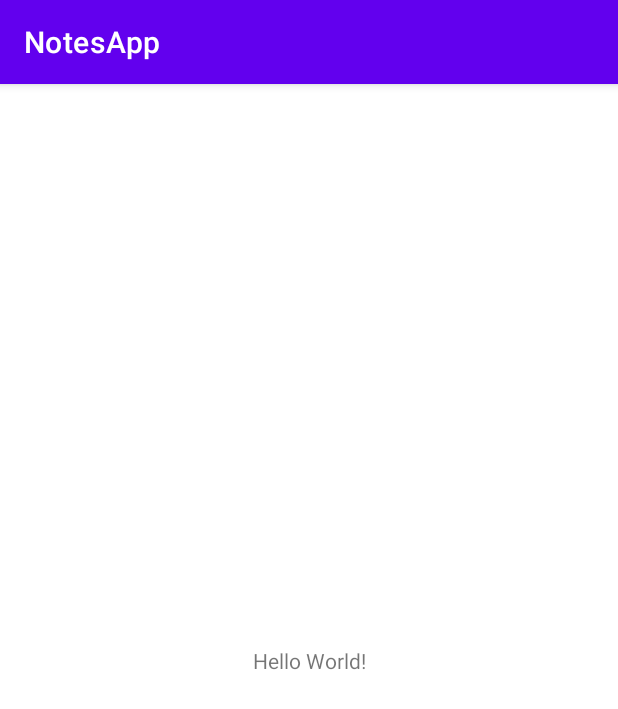
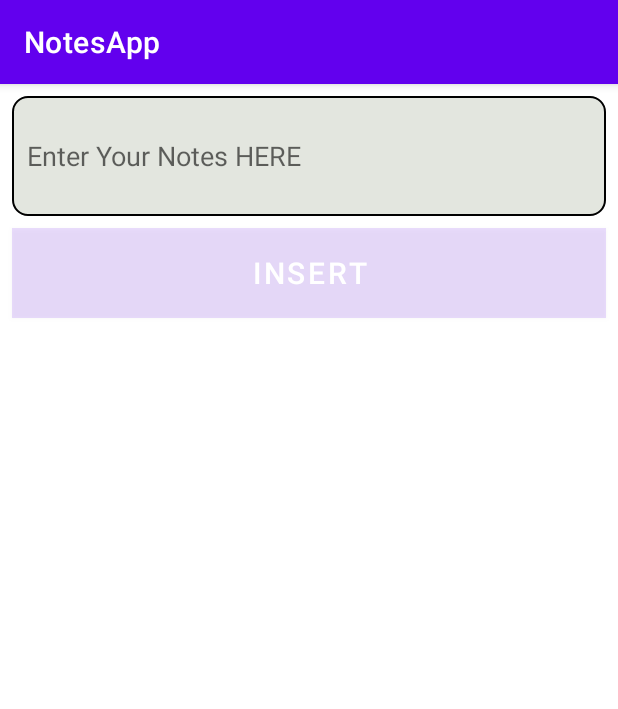
Before and after one commit to kyahaisab/Monitoring-App, an Android app: the screen it shows after launch (MainActivity), on a phone screen of 412 x 824 dp. Shown: the top 709 px of the screen. Run offline under Robolectric (Android 15) with nearby library versions, the phone set to English and light mode, and no system bars; our stand-ins replace Room's generated code.

Commit message:
App completed, but it crashes.

```diff
--- a/app/src/main/java/com/example/notesapp/MainActivity.kt
+++ b/app/src/main/java/com/example/notesapp/MainActivity.kt
@@ -2,18 +2,37 @@
 
 import androidx.appcompat.app.AppCompatActivity
 import android.os.Bundle
+import android.widget.Toast
 import androidx.lifecycle.Observer
 import androidx.lifecycle.ViewModelProvider
+import androidx.recyclerview.widget.LinearLayoutManager
+import kotlinx.android.synthetic.main.activity_main.*
 
- class MainActivity : AppCompatActivity() {
+ class MainActivity : AppCompatActivity(), INotesRVAdapter {
     private lateinit var noteViewModel: NoteViewModel
     override fun onCreate(savedInstanceState: Bundle?) {
         super.onCreate(savedInstanceState)
         setContentView(R.layout.activity_main)
 
+        recyclerView.layoutManager=LinearLayoutManager(this)
+        val adapter=NotesRVAdapter(this,this)
+        recyclerView.adapter=adapter
+
         noteViewModel=ViewModelProvider(this, ViewModelProvider.AndroidViewModelFactory.getInstance(application)).get(NoteViewModel::class.java)
         noteViewModel.allNotes.observe(this, Observer{
-
+            adapter.updateList(it)
         })
     }
-}
+     override fun onItemClicked(note: Note) {
+         noteViewModel.deleteNote(note)
+         Toast.makeText(this,"Deleted", Toast.LENGTH_SHORT).show()
+     }
+
+     fun submitData(view: android.view.View) {
+         val notetext=input.text.toString()
+         if(notetext.isNotEmpty()){
+             noteViewModel.insertNote(Note(notetext))
+             Toast.makeText(this,"Insert", Toast.LENGTH_SHORT).show()
+         }
+     }
+ }
--- a/app/src/main/java/com/example/notesapp/NoteViewModel.kt
+++ b/app/src/main/java/com/example/notesapp/NoteViewModel.kt
@@ -3,16 +3,27 @@ package com.example.notesapp
 import android.app.Application
 import androidx.lifecycle.AndroidViewModel
 import androidx.lifecycle.LiveData
+import androidx.lifecycle.viewModelScope
+import kotlinx.coroutines.Dispatchers
+import kotlinx.coroutines.launch
 
 class NoteViewModel(application: Application) : AndroidViewModel(application) {
 
     val allNotes: LiveData<List<Note>>
+    val repository: NoteRepository
 
     init {
         val dao = NoteDataBase.getDatabase(application).getNoteDao()
-        val repository = NoteRepository(dao)
+        repository = NoteRepository(dao)
         allNotes = repository.allNotes
     }
 
+    //17.25 min
+    fun deleteNote(note: Note) = viewModelScope.launch(Dispatchers.IO) {
+        repository.delete(note)
+    }
+        fun insertNote(note: Note) = viewModelScope.launch(Dispatchers.IO) {
+            repository.insert(note)
+    }
 
 }
--- a/app/src/main/java/com/example/notesapp/NotesRVAdapter.kt
+++ b/app/src/main/java/com/example/notesapp/NotesRVAdapter.kt
@@ -1,4 +1,50 @@
 package com.example.notesapp
 
-class NotesRVAdapter {
+import android.content.Context
+import android.view.LayoutInflater
+import android.view.View
+import android.view.ViewGroup
+import android.widget.Button
+import android.widget.TextView
+import androidx.recyclerview.widget.RecyclerView
+
+class NotesRVAdapter(val context: Context, val listner: INotesRVAdapter) :
+    RecyclerView.Adapter<NotesRVAdapter.NoteViewHolder>() {
+
+    val allNotes = ArrayList<Note>()
+
+    inner class NoteViewHolder(itemView: View) : RecyclerView.ViewHolder(itemView) {
+        val textView: TextView = itemView.findViewById(R.id.text)
+        val deleteButton: Button = itemView.findViewById(R.id.deleteButton)
+    }
+
+
+    override fun onCreateViewHolder(parent: ViewGroup, viewType: Int): NoteViewHolder {
+        val view = LayoutInflater.from(context).inflate(R.layout.item_note, parent, false)
+        val viewHolder = NoteViewHolder(view)
+        viewHolder.deleteButton.setOnClickListener {
+            listner.onItemClicked(allNotes[viewHolder.adapterPosition])
+        }
+        return viewHolder
+    }
+
+    override fun getItemCount(): Int {
+        return allNotes.size
+    }
+
+    override fun onBindViewHolder(holder: NoteViewHolder, position: Int) {
+        holder.textView.text = allNotes[position].name
+    }
+
+    fun updateList(newList: List<Note>) {
+        allNotes.clear()
+        allNotes.addAll(newList)
+        notifyDataSetChanged()
+    }
+
+
 }
+
+interface INotesRVAdapter {
+    fun onItemClicked(note: Note)
+}
--- /dev/null
+++ b/app/src/main/res/drawable/bordered.xml
@@ -0,0 +1,21 @@
+<?xml version="1.0" encoding="utf-8"?>
+<shape xmlns:android="http://schemas.android.com/apk/res/android"
+    android:shape="rectangle" >
+
+    <!-- View background color -->
+    <solid
+        android:color="@color/color" >
+    </solid>
+
+    <!-- View border color and width -->
+    <stroke
+        android:width="1dp"
+        android:color="@color/black" >
+    </stroke>
+
+    <!-- The radius makes the corners rounded -->
+    <corners
+        android:radius="10dp" >
+    </corners>
+
+</shape>
--- a/app/src/main/res/layout/activity_main.xml
+++ b/app/src/main/res/layout/activity_main.xml
@@ -6,13 +6,42 @@
     android:layout_height="match_parent"
     tools:context=".MainActivity">
 
-    <TextView
-        android:layout_width="wrap_content"
+<EditText
+    android:id="@+id/input"
+    android:layout_width="0dp"
+    android:layout_height="80dp"
+    android:layout_margin="8dp"
+    app:layout_constraintTop_toTopOf="parent"
+    app:layout_constraintStart_toStartOf="parent"
+    android:background="@drawable/bordered"
+    android:padding="@dimen/padding"
+    android:hint="@string/enter_your_notes_here"
+    app:layout_constraintEnd_toEndOf="parent"/>
+
+    <Button
+        android:id="@+id/addButton"
+        android:layout_width="0dp"
+        android:layout_height="60dp"
+        app:layout_constraintStart_toStartOf="parent"
+        app:layout_constraintEnd_toEndOf="parent"
+        android:layout_margin="8dp"
+        android:text="INSERT"
+        android:textSize="20sp"
+        android:onClick="submitData"
+        android:background="@color/color"
+        app:layout_constraintTop_toBottomOf="@id/input"/>
+
+    <androidx.recyclerview.widget.RecyclerView
+        android:id="@+id/recyclerView"
+        android:layout_width="0dp"
         android:layout_height="wrap_content"
-        android:text="Hello World!"
-        app:layout_constraintBottom_toBottomOf="parent"
-        app:layout_constraintLeft_toLeftOf="parent"
-        app:layout_constraintRight_toRightOf="parent"
-        app:layout_constraintTop_toTopOf="parent" />
+        android:layout_marginTop="30dp"
+        android:paddingLeft="@dimen/padding"
+        android:paddingEnd="@dimen/padding"
+        app:layout_constraintTop_toBottomOf="@id/addButton"
+        app:layout_constraintStart_toStartOf="parent"
+        app:layout_constraintEnd_toEndOf="parent"
+        tools:listitem="@layout/item_note"
+        />
 
 </androidx.constraintlayout.widget.ConstraintLayout>
--- a/app/src/main/res/values/colors.xml
+++ b/app/src/main/res/values/colors.xml
@@ -7,4 +7,5 @@
     <color name="teal_700">#FF018786</color>
     <color name="black">#FF000000</color>
     <color name="white">#FFFFFFFF</color>
+    <color name="color">#2341</color>
 </resources>
--- /dev/null
+++ b/app/src/main/res/values/dimens.xml
@@ -0,0 +1,4 @@
+<?xml version="1.0" encoding="utf-8"?>
+<resources>
+    <dimen name="padding">10dp</dimen>
+</resources>
--- a/app/src/main/res/values/strings.xml
+++ b/app/src/main/res/values/strings.xml
@@ -1,3 +1,5 @@
 <resources>
     <string name="app_name">NotesApp</string>
+    <string name="enter_your_notes_here">Enter Your Notes HERE</string>
+    <string name="sagar">Sagar</string>
 </resources>
```
Also changed, not shown: app/build.gradle (+7 -0 lines), app/src/main/res/layout/item_note.xml (+6 -7 lines).
